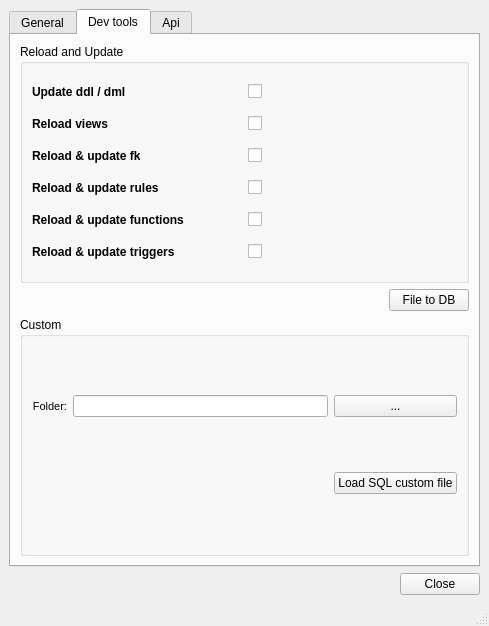
Old version of the form ui/readsql.ui in the repository Giswater/giswater_qgis_plugin.
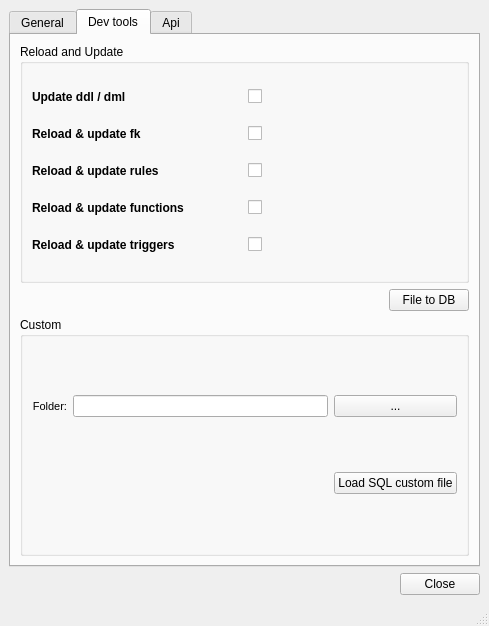
New version of the form. The open tabs and pages were chosen to show the change.

Commit message: Remove reload views

The edit to the form file:
```diff
--- a/ui/readsql.ui
+++ b/ui/readsql.ui
@@ -513,80 +513,6 @@
           </property>
           <layout class="QGridLayout" name="gridLayout_9">
            <item row="4" column="1">
-            <widget class="QCheckBox" name="chk_schema_funcion">
-             <property name="text">
-              <string/>
-             </property>
-             <property name="iconSize">
-              <size>
-               <width>19</width>
-               <height>19</height>
-              </size>
-             </property>
-             <property name="checked">
-              <bool>false</bool>
-             </property>
-            </widget>
-           </item>
-           <item row="5" column="0">
-            <widget class="QLabel" name="label_8">
-             <property name="font">
-              <font>
-               <weight>75</weight>
-               <bold>true</bold>
-              </font>
-             </property>
-             <property name="text">
-              <string>Reload &amp; update triggers</string>
-             </property>
-            </widget>
-           </item>
-           <item row="0" column="1">
-            <widget class="QCheckBox" name="chk_schema_ddl_dml">
-             <property name="text">
-              <string/>
-             </property>
-             <property name="iconSize">
-              <size>
-               <width>19</width>
-               <height>19</height>
-              </size>
-             </property>
-             <property name="checked">
-              <bool>false</bool>
-             </property>
-            </widget>
-           </item>
-           <item row="0" column="0">
-            <widget class="QLabel" name="label_5">
-             <property name="font">
-              <font>
-               <weight>75</weight>
-               <bold>true</bold>
-              </font>
-             </property>
-             <property name="text">
-              <string>Update ddl / dml</string>
-             </property>
-            </widget>
-           </item>
-           <item row="3" column="1">
-            <widget class="QCheckBox" name="chk_schema_rules">
-             <property name="text">
-              <string/>
-             </property>
-             <property name="iconSize">
-              <size>
-               <width>19</width>
-               <height>19</height>
-              </size>
-             </property>
-             <property name="checked">
-              <bool>false</bool>
-             </property>
-            </widget>
-           </item>
-           <item row="5" column="1">
             <widget class="QCheckBox" name="chk_schema_trigger">
              <property name="text">
               <string/>
@@ -602,7 +528,7 @@
              </property>
             </widget>
            </item>
-           <item row="2" column="0">
+           <item row="1" column="0">
             <widget class="QLabel" name="label_7">
              <property name="font">
               <font>
@@ -615,7 +541,55 @@
              </property>
             </widget>
            </item>
-           <item row="4" column="0">
+           <item row="1" column="1">
+            <widget class="QCheckBox" name="chk_schema_fk">
+             <property name="text">
+              <string/>
+             </property>
+             <property name="iconSize">
+              <size>
+               <width>19</width>
+               <height>19</height>
+              </size>
+             </property>
+             <property name="checked">
+              <bool>false</bool>
+             </property>
+            </widget>
+           </item>
+           <item row="2" column="1">
+            <widget class="QCheckBox" name="chk_schema_rules">
+             <property name="text">
+              <string/>
+             </property>
+             <property name="iconSize">
+              <size>
+               <width>19</width>
+               <height>19</height>
+              </size>
+             </property>
+             <property name="checked">
+              <bool>false</bool>
+             </property>
+            </widget>
+           </item>
+           <item row="3" column="1">
+            <widget class="QCheckBox" name="chk_schema_funcion">
+             <property name="text">
+              <string/>
+             </property>
+             <property name="iconSize">
+              <size>
+               <width>19</width>
+               <height>19</height>
+              </size>
+             </property>
+             <property name="checked">
+              <bool>false</bool>
+             </property>
+            </widget>
+           </item>
+           <item row="3" column="0">
             <widget class="QLabel" name="label_30">
              <property name="font">
               <font>
@@ -628,20 +602,7 @@
              </property>
             </widget>
            </item>
-           <item row="1" column="0">
-            <widget class="QLabel" name="label_25">
-             <property name="font">
-              <font>
-               <weight>75</weight>
-               <bold>true</bold>
-              </font>
-             </property>
-             <property name="text">
-              <string>Reload views</string>
-             </property>
-            </widget>
-           </item>
-           <item row="3" column="0">
+           <item row="2" column="0">
             <widget class="QLabel" name="label_33">
              <property name="font">
               <font>
@@ -654,24 +615,34 @@
              </property>
             </widget>
            </item>
-           <item row="1" column="1">
-            <widget class="QCheckBox" name="chk_schema_view">
+           <item row="4" column="0">
+            <widget class="QLabel" name="label_8">
+             <property name="font">
+              <font>
+               <weight>75</weight>
+               <bold>true</bold>
+              </font>
+             </property>
              <property name="text">
-              <string/>
+              <string>Reload &amp; update triggers</string>
              </property>
-             <property name="iconSize">
-              <size>
-               <width>19</width>
-               <height>19</height>
-              </size>
+            </widget>
+           </item>
+           <item row="0" column="0">
+            <widget class="QLabel" name="label_5">
+             <property name="font">
+              <font>
+               <weight>75</weight>
+               <bold>true</bold>
+              </font>
              </property>
-             <property name="checked">
-              <bool>false</bool>
+             <property name="text">
+              <string>Update ddl / dml</string>
              </property>
             </widget>
            </item>
-           <item row="2" column="1">
-            <widget class="QCheckBox" name="chk_schema_fk">
+           <item row="0" column="1">
+            <widget class="QCheckBox" name="chk_schema_ddl_dml">
              <property name="text">
               <string/>
              </property>
```
Left out of the diff: 101 changed lines with no effect on the pictures. The commit also changes 1 other file.
